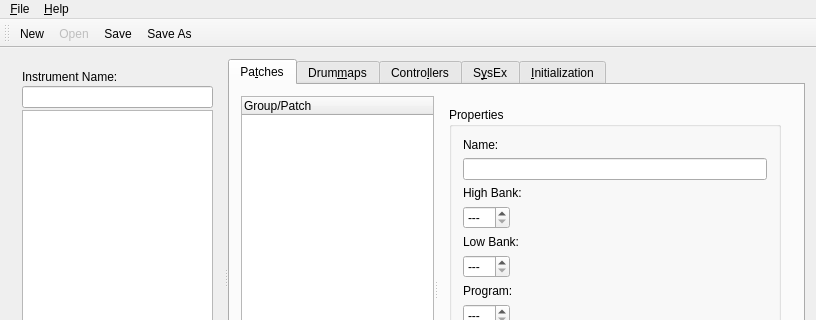
First picture: the form in muse3/muse/components/editinstrumentbase.ui, repository emrum/muse, before the edit; both pictures show x 0 to 816 and y 0 to 320 of the 816 by 505 pixel window.
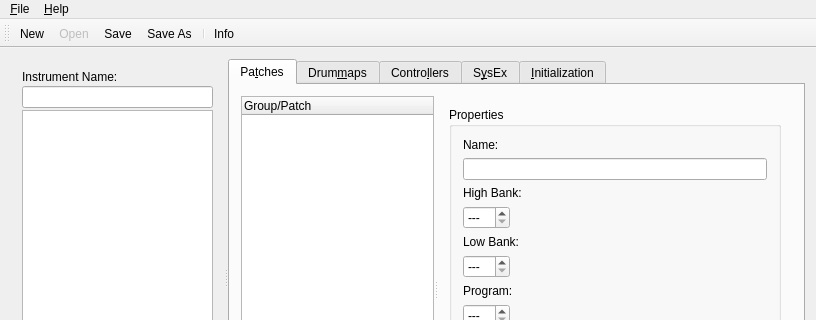
Second picture: the form after the edit.

What changed in the file:
```diff
--- a/muse3/muse/components/editinstrumentbase.ui
+++ b/muse3/muse/components/editinstrumentbase.ui
@@ -2019,6 +2019,8 @@
    <addaction name="fileOpenAction"/>
    <addaction name="fileSaveAction"/>
    <addaction name="fileSaveAsAction"/>
+   <addaction name="separator"/>
+   <addaction name="actionInfo"/>
   </widget>
   <widget class="QMenuBar" name="MenuBar">
    <property name="geometry">
@@ -2149,6 +2151,14 @@
     <cstring>whatsThisAction</cstring>
    </property>
   </action>
+  <action name="actionInfo">
+   <property name="text">
+    <string>Info</string>
+   </property>
+   <property name="toolTip">
+    <string>Additional information</string>
+   </property>
+  </action>
  </widget>
  <layoutdefault spacing="6" margin="11"/>
  <tabstops>
```
Left out of the diff: 8 changed lines with no effect on the pictures.
